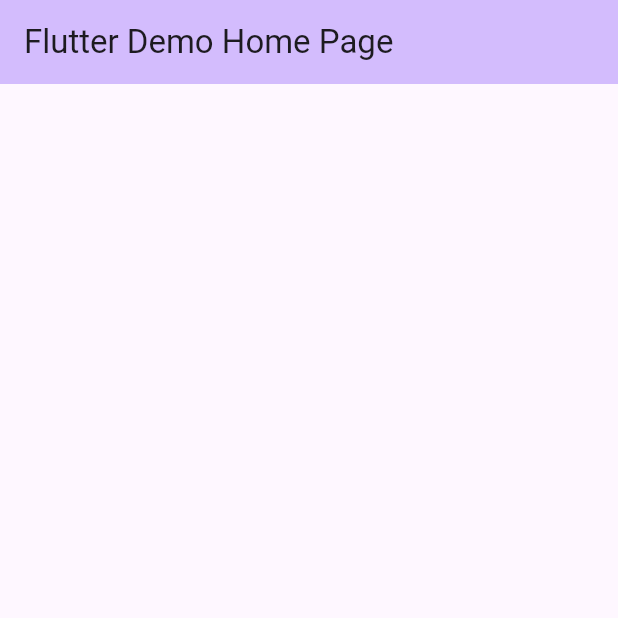
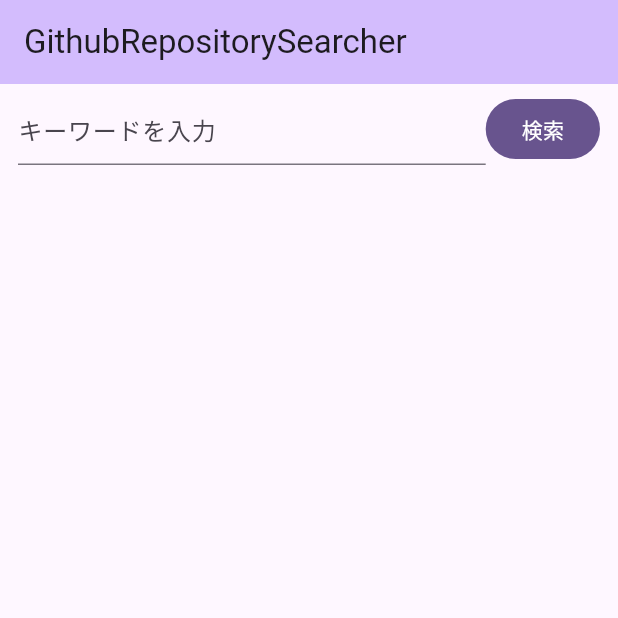
Before and after one commit to YuOyama12/GithubRepositorySearcher-Flutter, a Flutter app: the screen it shows after launch, on a phone screen of 412 x 824 dp, the top half of it. Run offline on Flutter 3.47's test engine with Material 3 defaults, Android fonts, the phone set to English and light mode, and no system bars; our stand-ins replace dio, freezed_annotation, hooks_riverpod, retrofit; generated files the repository leaves out were written again.

Commit message:
リポジトリ検索用の入力欄を追加

```diff
--- /dev/null
+++ b/lib/presentation/const/strings.dart
@@ -0,0 +1,6 @@
+class StringConsts {
+  static const String homePageTitle = 'GithubRepositorySearcher';
+  static const String searchPlaceholder = 'キーワードを入力';
+  static const String search = '検索';
+
+}
--- /dev/null
+++ b/lib/presentation/provider/repository_query_provider.dart
@@ -0,0 +1,3 @@
+import 'package:hooks_riverpod/legacy.dart';
+
+final repositoryQueryProvider = StateProvider<String>((ref) => '');
--- a/lib/presentation/ui/home_page.dart
+++ b/lib/presentation/ui/home_page.dart
@@ -1,4 +1,6 @@
 import 'package:flutter/material.dart';
+import 'package:github_repository_searcher/presentation/const/strings.dart';
+import 'package:github_repository_searcher/presentation/provider/repository_query_provider.dart';
 import 'package:hooks_riverpod/hooks_riverpod.dart';
 
 class HomePage extends HookConsumerWidget {
@@ -6,16 +8,43 @@ class HomePage extends HookConsumerWidget {
 
   @override
   Widget build(BuildContext context, WidgetRef ref) {
+    final query = ref.read(repositoryQueryProvider);
+
     return Scaffold(
       appBar: AppBar(
         backgroundColor: Theme.of(context).colorScheme.inversePrimary,
-        title: Text('Flutter Demo Home Page'),
+        title: Text(StringConsts.homePageTitle),
       ),
-      body: Center(
-        child: Column(
-          mainAxisAlignment: MainAxisAlignment.center,
-          children: <Widget>[],
-        ),
+      body: Column(
+        children: [
+          Padding(
+            padding: EdgeInsetsGeometry.symmetric(
+                vertical: 6.0,
+                horizontal: 12.0
+            ),
+            child: Row(
+              mainAxisAlignment: MainAxisAlignment.center,
+              children: [
+                Expanded(
+                    child: TextField(
+                      controller: TextEditingController(text: query),
+                      decoration: InputDecoration(
+                        hintText: StringConsts.searchPlaceholder,
+                      ),
+                      onChanged: (newValue) {
+                        ref.read(repositoryQueryProvider.notifier).state = newValue;
+                      },
+                    )
+                ),
+                FilledButton(
+                  onPressed: () {
+                  },
+                  child: Text(StringConsts.search),
+                ),
+              ],
+            ),
+          ),
+        ],
       ),
     );
   }
```
